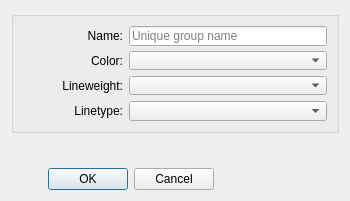
First picture: the form in src/libs/vtools/dialogs/tools/editgroup_dialog.ui, repository FashionFreedom/Seamly2D, before the edit.
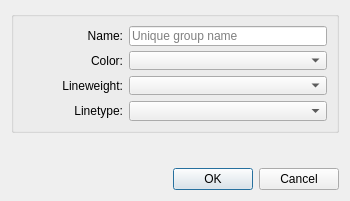
Second picture: the form after the edit. Icons and pictures are not drawn. Custom widgets are drawn as their Qt base class.

Commit message:
fix dialog layouts
fix he position of the buttonbox

```diff
--- a/src/libs/vtools/dialogs/tools/editgroup_dialog.ui
+++ b/src/libs/vtools/dialogs/tools/editgroup_dialog.ui
@@ -38,7 +38,7 @@
   <property name="modal">
    <bool>true</bool>
   </property>
-  <layout class="QVBoxLayout" name="verticalLayout_2">
+  <layout class="QVBoxLayout" name="verticalLayout">
    <item>
     <widget class="QGroupBox" name="groupBox">
      <property name="sizePolicy">
@@ -65,12 +65,7 @@
      <property name="checkable">
       <bool>false</bool>
      </property>
-     <layout class="QVBoxLayout" name="verticalLayout">
-      <item>
        <layout class="QFormLayout" name="formLayout">
-        <property name="labelAlignment">
-         <set>Qt::AlignRight|Qt::AlignTrailing|Qt::AlignVCenter</set>
-        </property>
         <item row="0" column="0">
          <widget class="QLabel" name="groupName_Label">
           <property name="minimumSize">
@@ -248,8 +243,6 @@
          </widget>
         </item>
        </layout>
-      </item>
-     </layout>
     </widget>
    </item>
    <item>
@@ -266,6 +259,21 @@
     </spacer>
    </item>
    <item>
+    <layout class="QHBoxLayout" name="horizontalLayout">
+     <item>
+      <spacer name="horizontalSpacer">
+       <property name="orientation">
+        <enum>Qt::Horizontal</enum>
+       </property>
+       <property name="sizeHint" stdset="0">
+        <size>
+         <width>40</width>
+         <height>20</height>
+        </size>
+       </property>
+      </spacer>
+     </item>
+     <item>
     <widget class="QDialogButtonBox" name="buttonBox">
      <property name="sizePolicy">
       <sizepolicy hsizetype="Fixed" vsizetype="Fixed">
@@ -292,9 +300,11 @@
       <set>QDialogButtonBox::Cancel|QDialogButtonBox::Ok</set>
      </property>
      <property name="centerButtons">
-      <bool>true</bool>
-     </property>
-    </widget>
+        <bool>false</bool>
+       </property>
+      </widget>
+     </item>
+    </layout>
    </item>
   </layout>
  </widget>
```
Lines whose indentation alone changed are shown as unchanged. The commit also changes 1 other file.
